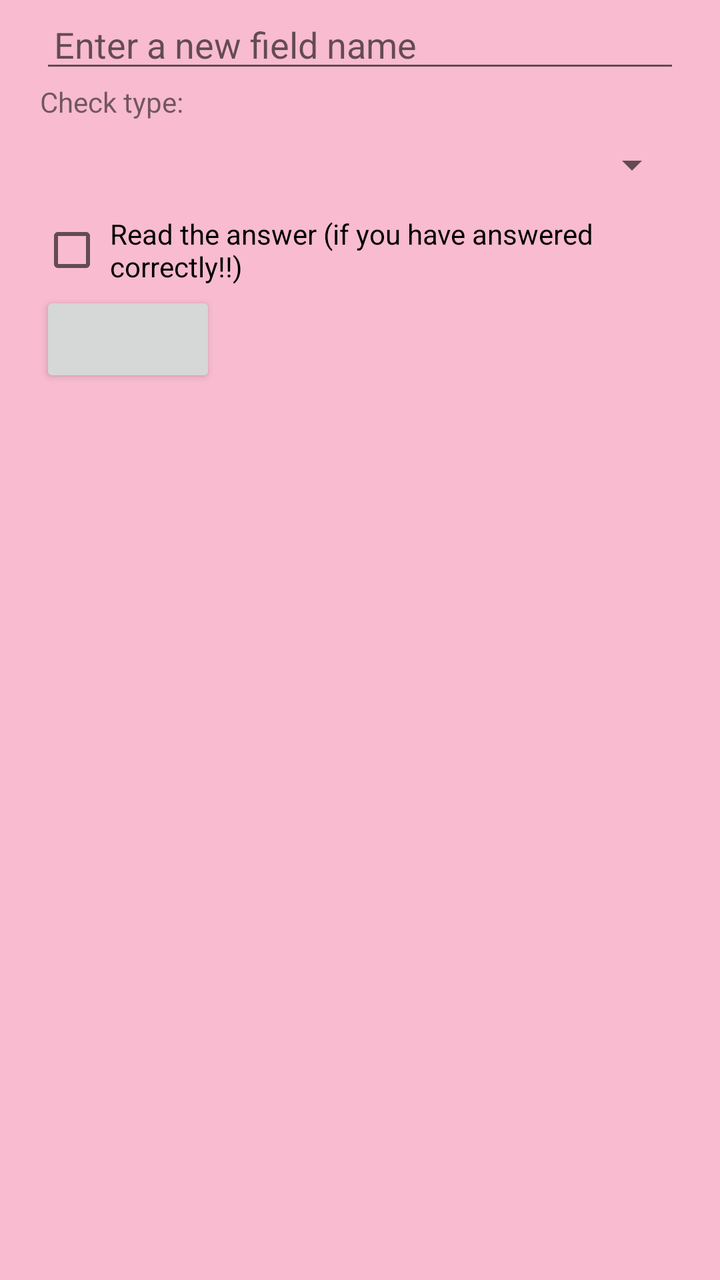
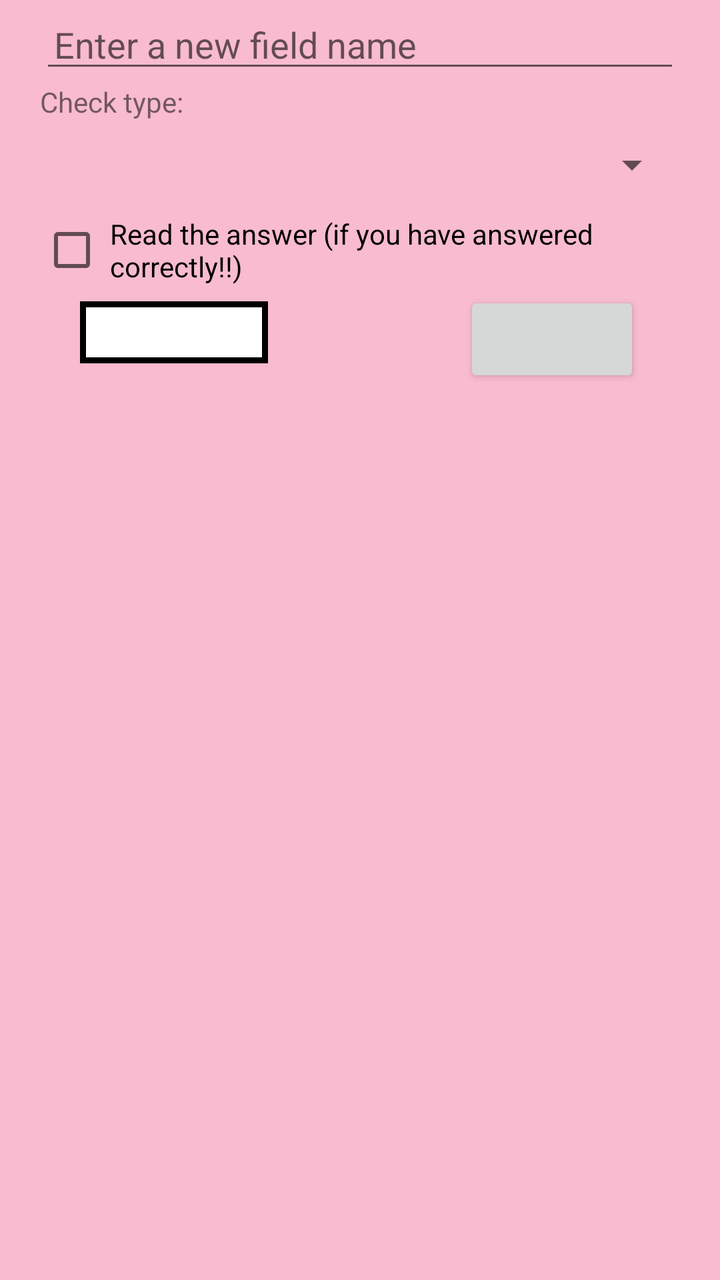

Before-and-after screenshots of an Android layout around one commit, followed by the original layout XML and the change that was made.
<!-- AndroidManifest.xml: application theme MyMaterialTheme -->
<!-- res/layout/field_properties_dialog_fragment.xml -->
<?xml version="1.0" encoding="utf-8"?>
<ScrollView xmlns:android="http://schemas.android.com/apk/res/android"
    android:layout_width="match_parent"
    android:layout_height="match_parent">

    <LinearLayout
        android:layout_width="match_parent"
        android:layout_height="wrap_content"
        android:orientation="vertical"
        android:paddingEnd="20dp"
        android:paddingLeft="20dp"
        android:paddingRight="20dp"
        android:paddingStart="20dp">

        <EditText
            android:id="@+id/enter_new_field_name"
            android:layout_width="match_parent"
            android:layout_height="wrap_content"
            android:layout_gravity="center"
            android:hint="@string/enter_new_field_name"
            android:imeOptions="flagNoExtractUi"
            android:paddingLeft="7dp" />

        <TextView
            android:layout_width="match_parent"
            android:layout_height="wrap_content"
            android:text="@string/check_type" />

        <Spinner
            android:id="@+id/check_type_spinner"
            android:layout_width="match_parent"
            android:layout_height="wrap_content"
            android:layout_marginBottom="10dp"
            android:layout_marginTop="10dp" />

        <CheckBox
            android:id="@+id/read_answer"
            android:layout_width="match_parent"
            android:layout_height="wrap_content"
            android:padding="3dp"
            android:text="@string/read_answer" />

        <Spinner
            android:id="@+id/locales_spinner"
            android:layout_width="match_parent"
            android:layout_height="wrap_content"
            android:layout_marginBottom="6dp"
            android:layout_marginTop="6dp"
            android:visibility="gone" />

        <Button
            android:id="@+id/emulate_field"
            android:layout_width="wrap_content"
            android:layout_height="wrap_content" />
    </LinearLayout>
</ScrollView>
<!-- resources referenced by this layout -->
<resources>
  <string name="check_type">Check type:</string>
  <string name="enter_new_field_name">Enter a new field name</string>
  <string name="read_answer">Read the answer (if you have answered correctly!!)</string>
  <style name="MyMaterialTheme" parent="MyMaterialTheme.Base">
  
      </style>
  <style name="MyMaterialTheme.Base" parent="Theme.AppCompat.Light.DarkActionBar">
          <item name="windowNoTitle">true</item>
          <item name="windowActionBar">false</item>
          <item name="colorPrimary">@color/colorPrimary</item>
          <item name="colorPrimaryDark">@color/colorPrimaryDark</item>
          <item name="colorAccent">@color/colorAccent</item>
          <item name="android:windowBackground">@color/windowBackground</item>
      </style>
  <color name="colorPrimary">#EC407A</color>
  <color name="colorPrimaryDark">#AD1457</color>
  <color name="colorAccent">#EA80FC</color>
  <color name="windowBackground">#F8BBD0</color>
</resources>

<!-- the commit's change to res/layout/field_properties_dialog_fragment.xml (unified diff, before → after) -->
@@ -19,7 +19,7 @@
             android:layout_gravity="center"
             android:hint="@string/enter_new_field_name"
             android:imeOptions="flagNoExtractUi"
-            android:paddingLeft="7dp" />
+            android:paddingStart="7dp" />
 
         <TextView
             android:layout_width="match_parent"
@@ -47,10 +47,32 @@
             android:layout_marginBottom="6dp"
             android:layout_marginTop="6dp"
             android:visibility="gone" />
+        <RelativeLayout
+            android:layout_width="match_parent"
+            android:layout_height="wrap_content"
+            android:paddingStart="20dp"
+            android:paddingEnd="20dp">
+        <FrameLayout
+            android:layout_width="wrap_content"
+            android:layout_height="wrap_content"
+            android:padding="3dp"
+            android:background="@color/black_color"
+            android:layout_marginTop="5dp"
+            android:layout_alignParentStart="true">
+            <Button
+                android:id="@+id/color"
+                android:layout_width="wrap_content"
+                android:layout_height="25dp"
+                android:background="@color/white_color"
+                style="@style/Widget.AppCompat.Button.Borderless"
+                />
+        </FrameLayout>
 
         <Button
             android:id="@+id/emulate_field"
             android:layout_width="wrap_content"
-            android:layout_height="wrap_content" />
+            android:layout_height="wrap_content"
+            android:layout_alignParentEnd="true"/>
+        </RelativeLayout>
     </LinearLayout>
 </ScrollView>
<!-- resource entries referenced after the edit -->
@@ -1,5 +1,7 @@
 <!-- resources referenced by this layout -->
 <resources>
+  <color name="black_color">#000000</color>
+  <color name="white_color">#FFFFFF</color>
   <string name="check_type">Check type:</string>
   <string name="enter_new_field_name">Enter a new field name</string>
   <string name="read_answer">Read the answer (if you have answered correctly!!)</string>
